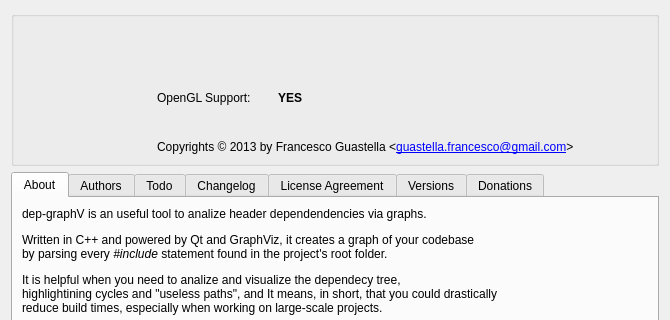
Above: ui/aboutdialog.ui from romeoxbm/depgraphv before the change; both pictures show x 0 to 670 and y 0 to 320 of the 670 by 470 pixel window. Below: the same form after it.
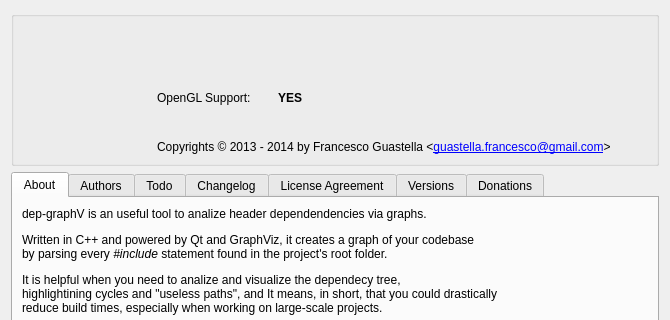
That is the form after the change. Icons and pictures are not drawn.

Commit message: - removed .directory file from src folder; - Updated version to 0.3; - Updated copyrights notice; - Fixed NumFields value in NSIS.InstallOptions.ini.in;

```diff
--- a/ui/aboutdialog.ui
+++ b/ui/aboutdialog.ui
@@ -440,7 +440,7 @@
       <item row="3" column="1">
        <widget class="QLabel" name="projectCopyRightsLabel">
         <property name="text">
-         <string notr="true">&lt;html&gt;&lt;head/&gt;&lt;body&gt;&lt;p&gt;Copyrights © 2013 by Francesco Guastella &amp;lt;&lt;a href=&quot;mailto:guastella.francesco@gmail.com&quot;&gt;&lt;span style=&quot; text-decoration: underline; color:#0000ff;&quot;&gt;guastella.francesco@gmail.com&lt;/span&gt;&lt;/a&gt;&amp;gt;&lt;/p&gt;&lt;/body&gt;&lt;/html&gt;</string>
+         <string notr="true">&lt;html&gt;&lt;head/&gt;&lt;body&gt;&lt;p&gt;Copyrights © 2013 - 2014 by Francesco Guastella &amp;lt;&lt;a href=&quot;mailto:guastella.francesco@gmail.com&quot;&gt;&lt;span style=&quot; text-decoration: underline; color:#0000ff;&quot;&gt;guastella.francesco@gmail.com&lt;/span&gt;&lt;/a&gt;&amp;gt;&lt;/p&gt;&lt;/body&gt;&lt;/html&gt;</string>
         </property>
         <property name="alignment">
          <set>Qt::AlignBottom|Qt::AlignLeading|Qt::AlignLeft</set>
```
The commit also changes 23 other files.
